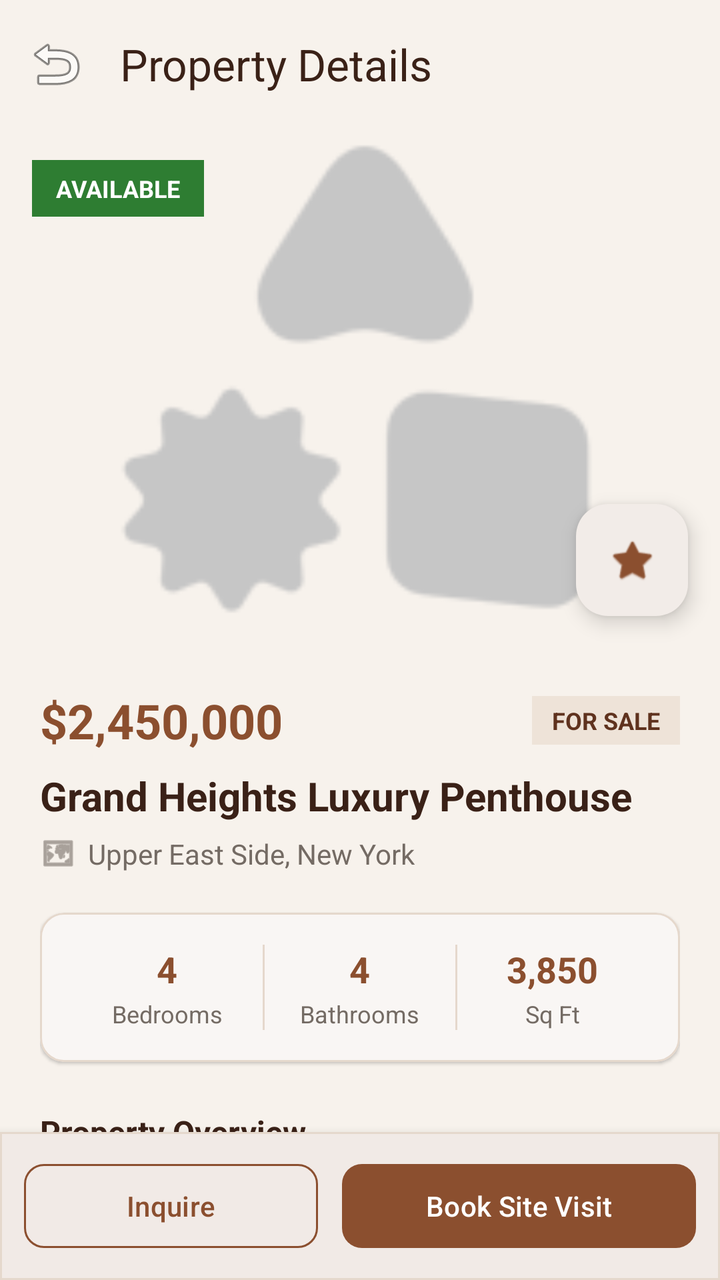
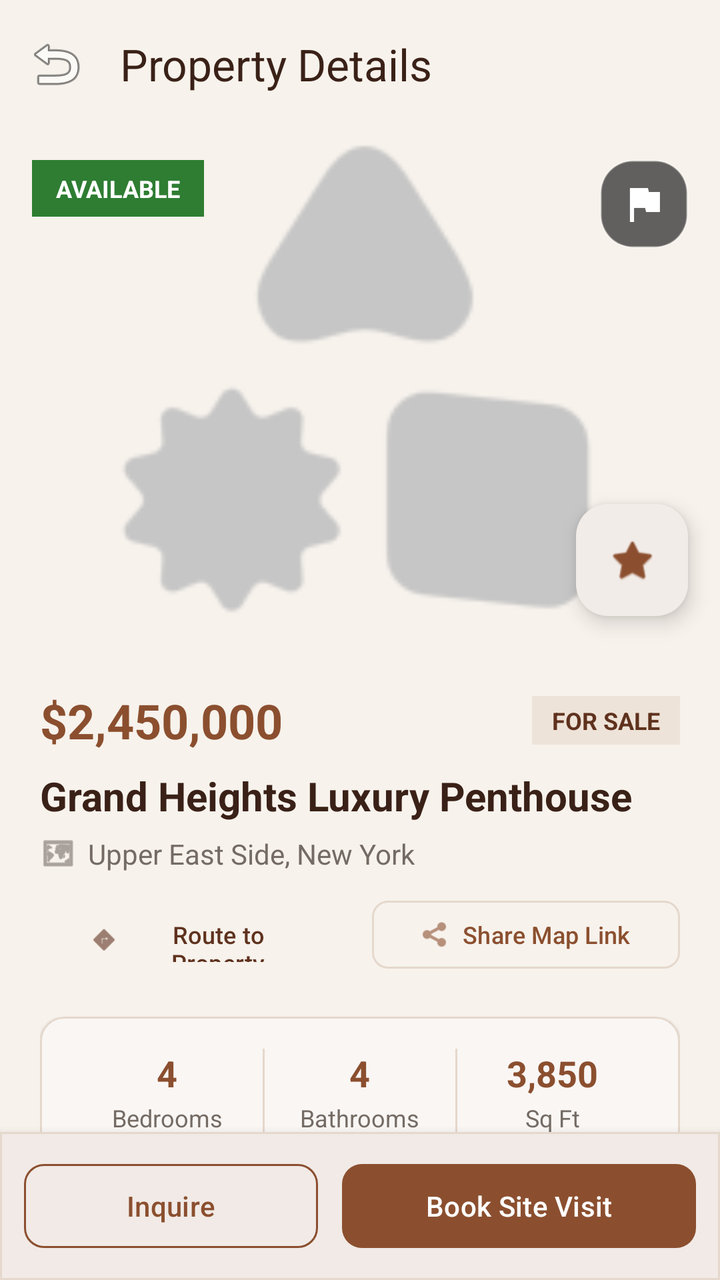

The first picture is an Android layout as it rendered before a commit; the second is the same layout after the commit. The layout source and the unified diff follow.
<!-- AndroidManifest.xml: application theme Theme.SpaceAndOccupy -->
<!-- res/layout/activity_property_detail.xml -->
<?xml version="1.0" encoding="utf-8"?>
<androidx.coordinatorlayout.widget.CoordinatorLayout
    xmlns:android="http://schemas.android.com/apk/res/android"
    xmlns:app="http://schemas.android.com/apk/res-auto"
    xmlns:tools="http://schemas.android.com/tools"
    android:id="@+id/root_layout"
    android:layout_width="match_parent"
    android:layout_height="match_parent"
    android:background="@color/cream"
    tools:context=".client.PropertyDetailActivity">

    <com.google.android.material.appbar.AppBarLayout
        android:id="@+id/app_bar"
        android:layout_width="match_parent"
        android:layout_height="wrap_content"
        android:background="@color/cream"
        app:elevation="0dp">

        <com.google.android.material.appbar.MaterialToolbar
            android:id="@+id/toolbar"
            android:layout_width="match_parent"
            android:layout_height="?attr/actionBarSize"
            app:navigationIcon="@android:drawable/ic_menu_revert"
            app:title="Property Details"
            app:titleTextColor="@color/deep_brown" />

    </com.google.android.material.appbar.AppBarLayout>

    <androidx.core.widget.NestedScrollView
        android:layout_width="match_parent"
        android:layout_height="match_parent"
        android:clipToPadding="false"
        android:paddingBottom="90dp"
        app:layout_behavior="@string/appbar_scrolling_view_behavior">

        <LinearLayout
            android:layout_width="match_parent"
            android:layout_height="wrap_content"
            android:orientation="vertical">

            
            <FrameLayout
                android:layout_width="match_parent"
                android:layout_height="260dp">

                <ImageView
                    android:id="@+id/img_property_main"
                    android:layout_width="match_parent"
                    android:layout_height="match_parent"
                    android:scaleType="centerCrop"
                    android:contentDescription="Property Image"
                    android:src="@drawable/placeholder" />

                
                <TextView
                    android:id="@+id/tv_status_badge"
                    android:layout_width="wrap_content"
                    android:layout_height="wrap_content"
                    android:layout_gravity="top|start"
                    android:layout_margin="16dp"
                    android:background="@color/status_available"
                    android:paddingHorizontal="12dp"
                    android:paddingVertical="6dp"
                    android:text="AVAILABLE"
                    android:textColor="@color/white"
                    android:textSize="12sp"
                    android:textStyle="bold" />

                
                <com.google.android.material.floatingactionbutton.FloatingActionButton
                    android:id="@+id/fab_favorite"
                    android:layout_width="wrap_content"
                    android:layout_height="wrap_content"
                    android:layout_gravity="bottom|end"
                    android:layout_margin="16dp"
                    android:contentDescription="Favorite"
                    app:backgroundTint="@color/white"
                    app:fabSize="normal"
                    app:srcCompat="@android:drawable/btn_star"
                    app:tint="@color/primary_brown" />

            </FrameLayout>

            
            <LinearLayout
                android:layout_width="match_parent"
                android:layout_height="wrap_content"
                android:orientation="vertical"
                android:padding="20dp">

                
                <LinearLayout
                    android:layout_width="match_parent"
                    android:layout_height="wrap_content"
                    android:gravity="center_vertical"
                    android:orientation="horizontal">

                    <TextView
                        android:id="@+id/tv_price"
                        android:layout_width="0dp"
                        android:layout_height="wrap_content"
                        android:layout_weight="1"
                        android:text="$2,450,000"
                        android:textColor="@color/primary_brown"
                        android:textSize="24sp"
                        android:textStyle="bold" />

                    <TextView
                        android:id="@+id/tv_listing_type"
                        android:layout_width="wrap_content"
                        android:layout_height="wrap_content"
                        android:background="@color/light_cream"
                        android:paddingHorizontal="10dp"
                        android:paddingVertical="4dp"
                        android:text="FOR SALE"
                        android:textColor="@color/dark_brown"
                        android:textSize="12sp"
                        android:textStyle="bold" />

                </LinearLayout>

                
                <TextView
                    android:id="@+id/tv_title"
                    android:layout_width="match_parent"
                    android:layout_height="wrap_content"
                    android:layout_marginTop="8dp"
                    android:text="Grand Heights Luxury Penthouse"
                    android:textColor="@color/deep_brown"
                    android:textSize="20sp"
                    android:textStyle="bold" />

                
                <LinearLayout
                    android:layout_width="match_parent"
                    android:layout_height="wrap_content"
                    android:layout_marginTop="6dp"
                    android:gravity="center_vertical"
                    android:orientation="horizontal">

                    <ImageView
                        android:layout_width="18dp"
                        android:layout_height="18dp"
                        android:contentDescription="Location"
                        android:src="@android:drawable/ic_menu_mapmode"
                        app:tint="@color/grey" />

                    <TextView
                        android:id="@+id/tv_location"
                        android:layout_width="match_parent"
                        android:layout_height="wrap_content"
                        android:layout_marginStart="6dp"
                        android:text="Upper East Side, New York"
                        android:textColor="@color/grey"
                        android:textSize="14sp" />

                </LinearLayout>

                
                <com.google.android.material.card.MaterialCardView
                    android:layout_width="match_parent"
                    android:layout_height="wrap_content"
                    android:layout_marginTop="20dp"
                    app:cardBackgroundColor="@color/white"
                    app:cardCornerRadius="12dp"
                    app:cardElevation="1dp"
                    app:strokeColor="@color/border_color"
                    app:strokeWidth="1dp">

                    <LinearLayout
                        android:layout_width="match_parent"
                        android:layout_height="wrap_content"
                        android:orientation="horizontal"
                        android:padding="16dp">

                        <LinearLayout
                            android:layout_width="0dp"
                            android:layout_height="wrap_content"
                            android:layout_weight="1"
                            android:gravity="center"
                            android:orientation="vertical">

                            <TextView
                                android:id="@+id/tv_beds"
                                android:layout_width="wrap_content"
                                android:layout_height="wrap_content"
                                android:text="4"
                                android:textColor="@color/primary_brown"
                                android:textSize="18sp"
                                android:textStyle="bold" />

                            <TextView
                                android:layout_width="wrap_content"
                                android:layout_height="wrap_content"
                                android:layout_marginTop="2dp"
                                android:text="Bedrooms"
                                android:textColor="@color/grey"
                                android:textSize="12sp" />

                        </LinearLayout>

                        <View
                            android:layout_width="1dp"
                            android:layout_height="match_parent"
                            android:background="@color/border_color" />

                        <LinearLayout
                            android:layout_width="0dp"
                            android:layout_height="wrap_content"
                            android:layout_weight="1"
                            android:gravity="center"
                            android:orientation="vertical">

                            <TextView
                                android:id="@+id/tv_baths"
                                android:layout_width="wrap_content"
                                android:layout_height="wrap_content"
                                android:text="4"
                                android:textColor="@color/primary_brown"
                                android:textSize="18sp"
                                android:textStyle="bold" />

                            <TextView
                                android:layout_width="wrap_content"
                                android:layout_height="wrap_content"
                                android:layout_marginTop="2dp"
                                android:text="Bathrooms"
                                android:textColor="@color/grey"
                                android:textSize="12sp" />

                        </LinearLayout>

                        <View
                            android:layout_width="1dp"
                            android:layout_height="match_parent"
                            android:background="@color/border_color" />

                        <LinearLayout
                            android:layout_width="0dp"
                            android:layout_height="wrap_content"
                            android:layout_weight="1"
                            android:gravity="center"
                            android:orientation="vertical">

                            <TextView
                                android:id="@+id/tv_area"
                                android:layout_width="wrap_content"
                                android:layout_height="wrap_content"
                                android:text="3,850"
                                android:textColor="@color/primary_brown"
                                android:textSize="18sp"
                                android:textStyle="bold" />

                            <TextView
                                android:layout_width="wrap_content"
                                android:layout_height="wrap_content"
                                android:layout_marginTop="2dp"
                                android:text="Sq Ft"
                                android:textColor="@color/grey"
                                android:textSize="12sp" />

                        </LinearLayout>

                    </LinearLayout>

                </com.google.android.material.card.MaterialCardView>

                
                <TextView
                    android:layout_width="wrap_content"
                    android:layout_height="wrap_content"
                    android:layout_marginTop="24dp"
                    android:text="Property Overview"
                    android:textColor="@color/deep_brown"
                    android:textSize="16sp"
                    android:textStyle="bold" />

                <TextView
                    android:id="@+id/tv_description"
                    android:layout_width="match_parent"
                    android:layout_height="wrap_content"
                    android:layout_marginTop="8dp"
                    android:lineSpacingExtra="3dp"
                    android:text="Spacious modern penthouse featuring panoramic skyline views..."
                    android:textColor="@color/brand_black"
                    android:textSize="14sp" />

                
                <TextView
                    android:layout_width="wrap_content"
                    android:layout_height="wrap_content"
                    android:layout_marginTop="24dp"
                    android:text="Amenities &amp; Features"
                    android:textColor="@color/deep_brown"
                    android:textSize="16sp"
                    android:textStyle="bold" />

                <com.google.android.material.chip.ChipGroup
                    android:id="@+id/cg_amenities"
                    android:layout_width="match_parent"
                    android:layout_height="wrap_content"
                    android:layout_marginTop="8dp" />

                
                <TextView
                    android:layout_width="wrap_content"
                    android:layout_height="wrap_content"
                    android:layout_marginTop="24dp"
                    android:text="Listing Agent"
                    android:textColor="@color/deep_brown"
                    android:textSize="16sp"
                    android:textStyle="bold" />

                <com.google.android.material.card.MaterialCardView
                    android:layout_width="match_parent"
                    android:layout_height="wrap_content"
                    android:layout_marginTop="8dp"
                    app:cardBackgroundColor="@color/white"
                    app:cardCornerRadius="12dp"
                    app:cardElevation="1dp"
                    app:strokeColor="@color/border_color"
                    app:strokeWidth="1dp">

                    <LinearLayout
                        android:layout_width="match_parent"
                        android:layout_height="wrap_content"
                        android:gravity="center_vertical"
                        android:orientation="horizontal"
                        android:padding="16dp">

                        <ImageView
                            android:layout_width="48dp"
                            android:layout_height="48dp"
                            android:contentDescription="Agent Avatar"
                            android:src="@android:drawable/ic_menu_myplaces"
                            app:tint="@color/primary_brown" />

                        <LinearLayout
                            android:layout_width="0dp"
                            android:layout_height="wrap_content"
                            android:layout_weight="1"
                            android:layout_marginStart="12dp"
                            android:orientation="vertical">

                            <TextView
                                android:id="@+id/tv_agent_name"
                                android:layout_width="wrap_content"
                                android:layout_height="wrap_content"
                                android:text="Marcus Vance"
                                android:textColor="@color/deep_brown"
                                android:textSize="15sp"
                                android:textStyle="bold" />

                            <TextView
                                android:id="@+id/tv_agent_phone"
                                android:layout_width="wrap_content"
                                android:layout_height="wrap_content"
                                android:layout_marginTop="2dp"
                                android:text="+1 (555) 876-5432"
                                android:textColor="@color/grey"
                                android:textSize="13sp" />

                        </LinearLayout>

                    </LinearLayout>

                </com.google.android.material.card.MaterialCardView>

            </LinearLayout>

        </LinearLayout>

    </androidx.core.widget.NestedScrollView>

    
    <com.google.android.material.card.MaterialCardView
        android:layout_width="match_parent"
        android:layout_height="wrap_content"
        android:layout_gravity="bottom"
        app:cardBackgroundColor="@color/white"
        app:cardElevation="8dp"
        app:cardCornerRadius="0dp"
        app:strokeColor="@color/border_color"
        app:strokeWidth="1dp">

        <LinearLayout
            android:layout_width="match_parent"
            android:layout_height="wrap_content"
            android:orientation="horizontal"
            android:padding="12dp">

            <com.google.android.material.button.MaterialButton
                android:id="@+id/btn_submit_inquiry"
                style="@style/Widget.Material3.Button.OutlinedButton"
                android:layout_width="0dp"
                android:layout_height="50dp"
                android:layout_weight="1"
                android:layout_marginEnd="6dp"
                android:text="Inquire"
                android:textColor="@color/primary_brown"
                app:cornerRadius="10dp"
                app:strokeColor="@color/primary_brown" />

            <com.google.android.material.button.MaterialButton
                android:id="@+id/btn_schedule_visit"
                android:layout_width="0dp"
                android:layout_height="50dp"
                android:layout_weight="1.2"
                android:layout_marginStart="6dp"
                android:text="Book Site Visit"
                android:textColor="@color/white"
                app:backgroundTint="@color/primary_brown"
                app:cornerRadius="10dp" />

        </LinearLayout>

    </com.google.android.material.card.MaterialCardView>

</androidx.coordinatorlayout.widget.CoordinatorLayout>
<!-- resources referenced by this layout -->
<resources>
  <color name="border_color">#E5D8CC</color>
  <color name="brand_black">#191512</color>
  <color name="cream">#F7F2EC</color>
  <color name="dark_brown">#5F321E</color>
  <color name="deep_brown">#3A2117</color>
  <color name="grey">#746B64</color>
  <color name="light_cream">#EEE3D8</color>
  <color name="primary_brown">#8B4F2F</color>
  <color name="status_available">#2E7D32</color>
  <color name="white">#FFFFFF</color>
  <!-- drawable placeholder: png bitmap (drawable, 4683 bytes) -->
  <style name="Theme.SpaceAndOccupy" parent="Theme.Material3.DayNight.NoActionBar">
          
          <item name="colorPrimary">@color/md_theme_primary</item>
          <item name="colorOnPrimary">@color/md_theme_onPrimary</item>
          <item name="colorPrimaryContainer">@color/md_theme_primaryContainer</item>
          <item name="colorOnPrimaryContainer">@color/md_theme_onPrimaryContainer</item>
  
          
          <item name="colorSecondary">@color/md_theme_secondary</item>
          <item name="colorOnSecondary">@color/md_theme_onSecondary</item>
          <item name="colorSecondaryContainer">@color/md_theme_secondaryContainer</item>
          <item name="colorOnSecondaryContainer">@color/md_theme_onSecondaryContainer</item>
  
          
          <item name="colorTertiary">@color/md_theme_tertiary</item>
          <item name="colorOnTertiary">@color/md_theme_onTertiary</item>
  
          
          <item name="android:statusBarColor">@android:color/transparent</item>
          <item name="android:navigationBarColor">@android:color/transparent</item>
          <item name="android:windowLightStatusBar">true</item>
          <item name="android:windowLightNavigationBar" tools:targetApi="o_mr1">true</item>
  
          
          <item name="android:colorBackground">@color/md_theme_background</item>
          <item name="colorOnBackground">@color/md_theme_onBackground</item>
          <item name="colorSurface">@color/md_theme_surface</item>
          <item name="colorOnSurface">@color/md_theme_onSurface</item>
          <item name="colorSurfaceVariant">@color/md_theme_surfaceVariant</item>
          <item name="colorOnSurfaceVariant">@color/md_theme_onSurfaceVariant</item>
          <item name="colorOutline">@color/md_theme_outline</item>
      </style>
  <color name="md_theme_primary">#8B4F2F</color>
  <color name="md_theme_onPrimary">#FFFFFF</color>
  <color name="md_theme_primaryContainer">#EEE3D8</color>
  <color name="md_theme_onPrimaryContainer">#3A2117</color>
  <color name="md_theme_secondary">#B97850</color>
  <color name="md_theme_onSecondary">#FFFFFF</color>
  <color name="md_theme_secondaryContainer">#F7F2EC</color>
  <color name="md_theme_onSecondaryContainer">#5F321E</color>
  <color name="md_theme_tertiary">#5F321E</color>
  <color name="md_theme_onTertiary">#FFFFFF</color>
  <color name="md_theme_background">#F7F2EC</color>
  <color name="md_theme_onBackground">#191512</color>
  <color name="md_theme_surface">#FFFFFF</color>
  <color name="md_theme_onSurface">#191512</color>
  <color name="md_theme_surfaceVariant">#EEE3D8</color>
  <color name="md_theme_onSurfaceVariant">#746B64</color>
  <color name="md_theme_outline">#E5D8CC</color>
</resources>

<!-- the commit's change to res/layout/activity_property_detail.xml (unified diff, before → after) -->
@@ -65,6 +65,34 @@
                     android:textColor="@color/white"
                     android:textSize="12sp"
                     android:textStyle="bold" />
+
+                
+                <TextView
+                    android:id="@+id/tv_freshly_captured_badge"
+                    android:layout_width="wrap_content"
+                    android:layout_height="wrap_content"
+                    android:layout_gravity="top|start"
+                    android:layout_marginTop="52dp"
+                    android:layout_marginStart="16dp"
+                    android:background="#2E7D32"
+                    android:paddingHorizontal="10dp"
+                    android:paddingVertical="4dp"
+                    android:text="📷 Freshly Captured"
+                    android:textColor="@color/white"
+                    android:textSize="11sp"
+                    android:textStyle="bold"
+                    android:visibility="gone" />
+
+                <ImageButton
+                    android:id="@+id/btn_flag_listing"
+                    android:layout_width="44dp"
+                    android:layout_height="44dp"
+                    android:layout_gravity="top|end"
+                    android:layout_margin="16dp"
+                    android:background="@drawable/bg_rounded_badge"
+                    android:contentDescription="Report listing"
+                    android:src="@drawable/ic_flag"
+                    app:tint="@color/white" />
 
                 
                 <com.google.android.material.floatingactionbutton.FloatingActionButton
@@ -157,6 +185,41 @@
                 </LinearLayout>
 
                 
+                <LinearLayout
+                    android:layout_width="match_parent"
+                    android:layout_height="wrap_content"
+                    android:layout_marginTop="10dp"
+                    android:orientation="horizontal">
+
+                    <com.google.android.material.button.MaterialButton
+                        android:id="@+id/btn_route_to_property"
+                        style="@style/Widget.Material3.Button.TonalButton"
+                        android:layout_width="0dp"
+                        android:layout_height="42dp"
+                        android:layout_weight="1"
+                        android:layout_marginEnd="6dp"
+                        android:text="Route to Property"
+                        android:textSize="12sp"
+                        app:cornerRadius="8dp"
+                        app:icon="@android:drawable/ic_menu_directions"
+                        app:iconSize="16dp" />
+
+                    <com.google.android.material.button.MaterialButton
+                        android:id="@+id/btn_share_map_link"
+                        style="@style/Widget.Material3.Button.OutlinedButton"
+                        android:layout_width="0dp"
+                        android:layout_height="42dp"
+                        android:layout_weight="1"
+                        android:layout_marginStart="6dp"
+                        android:text="Share Map Link"
+                        android:textSize="12sp"
+                        app:cornerRadius="8dp"
+                        app:icon="@android:drawable/ic_menu_share"
+                        app:iconSize="16dp" />
+
+                </LinearLayout>
+
+                
                 <com.google.android.material.card.MaterialCardView
                     android:layout_width="match_parent"
                     android:layout_height="wrap_content"
<!-- resource entries referenced after the edit -->
@@ -10,6 +10,25 @@
   <color name="primary_brown">#8B4F2F</color>
   <color name="status_available">#2E7D32</color>
   <color name="white">#FFFFFF</color>
+  <!-- drawable bg_rounded_badge (drawable) -->
+  <?xml version="1.0" encoding="utf-8"?>
+  <shape xmlns:android="http://schemas.android.com/apk/res/android">
+      <solid android:color="#99000000" />
+      <corners android:radius="16dp" />
+      <stroke
+          android:width="1dp"
+          android:color="#40FFFFFF" />
+  </shape>
+  <!-- drawable ic_flag (drawable) -->
+  <vector xmlns:android="http://schemas.android.com/apk/res/android"
+      android:width="24dp"
+      android:height="24dp"
+      android:viewportWidth="24"
+      android:viewportHeight="24">
+      <path
+          android:fillColor="#FFFFFF"
+          android:pathData="M14.4,6L14,4H5v17h2v-7h5.6l0.4,2h7V6z" />
+  </vector>
   <!-- drawable placeholder: png bitmap (drawable, 4683 bytes) -->
   <style name="Theme.SpaceAndOccupy" parent="Theme.Material3.DayNight.NoActionBar">
           
